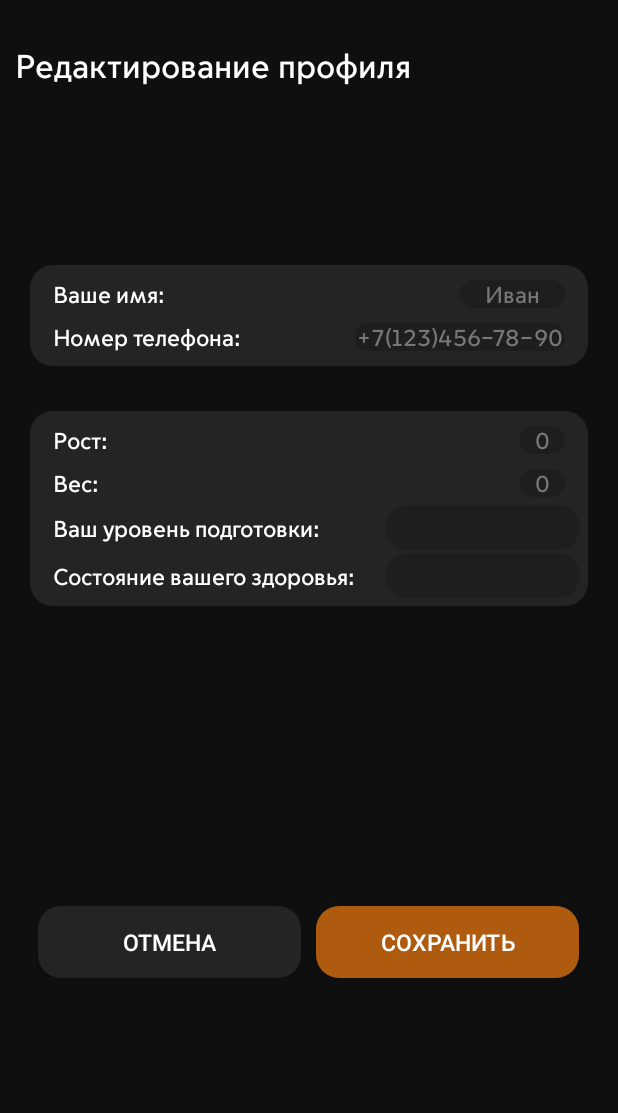
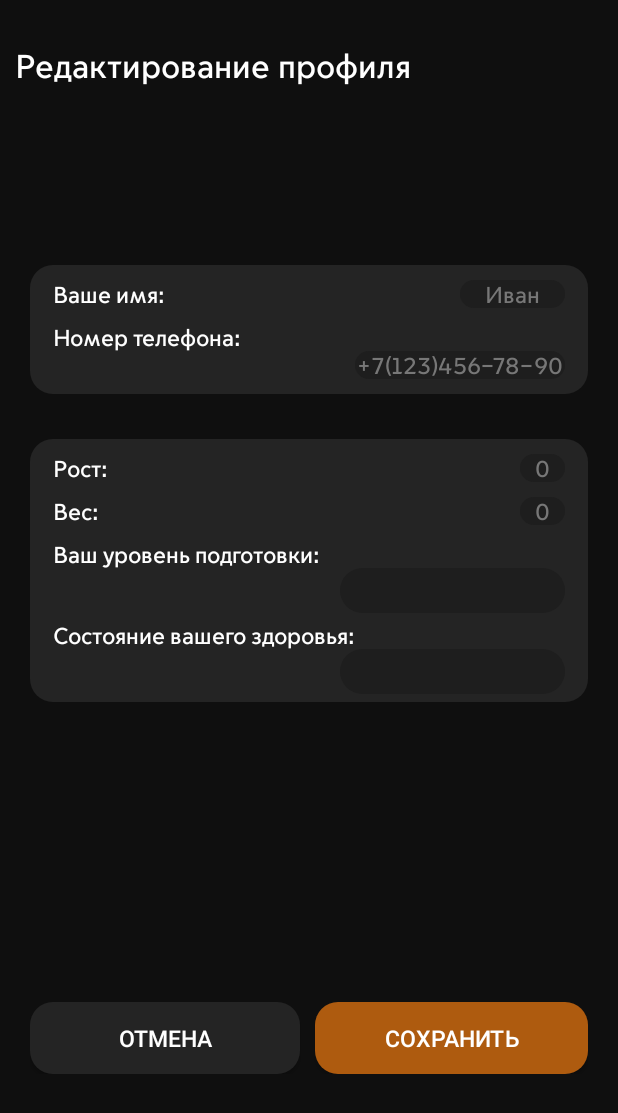
Before and after one commit to LevPrav999/TrackingApp, an Android app: the fragment EditProfileFragment shown on its own in the app's theme, on a phone screen of 412 x 824 dp. Shown: the top 1113 px of the screen. Run offline under Robolectric (Android 15) with nearby library versions, the phone set to English and light mode, and no system bars.

Commit message:
edit layouts

```diff
--- a/app/src/main/res/layout/activity_no_gps.xml
+++ b/app/src/main/res/layout/activity_no_gps.xml
@@ -12,6 +12,7 @@
         android:background="@drawable/no_gps_connection"/>
 
     <TextView
+        android:fontFamily="@font/moscowsansregular"
         android:layout_width="match_parent"
         android:layout_height="match_parent"
         android:gravity="center"
--- a/app/src/main/res/layout/activity_no_internet.xml
+++ b/app/src/main/res/layout/activity_no_internet.xml
@@ -15,6 +15,7 @@
         android:layout_width="match_parent"
         android:layout_height="match_parent"
         android:gravity="center"
+        android:fontFamily="@font/moscowsansregular"
         android:layout_marginBottom="250dp"
         android:text="Отсутствует подключение к интернету!"
         android:textSize="25sp"
--- a/app/src/main/res/layout/activity_no_permissions.xml
+++ b/app/src/main/res/layout/activity_no_permissions.xml
@@ -16,6 +16,7 @@
         android:backgroundTint="#FFFFFF" />
 
     <TextView
+        android:fontFamily="@font/moscowsansregular"
         style="@style/text_for_stats"
         android:layout_width="match_parent"
         android:layout_height="wrap_content"
--- a/app/src/main/res/layout/edit_profile_layout.xml
+++ b/app/src/main/res/layout/edit_profile_layout.xml
@@ -57,13 +57,14 @@
         </androidx.constraintlayout.widget.ConstraintLayout>
 
 
-        <androidx.constraintlayout.widget.ConstraintLayout
+        <androidx.appcompat.widget.LinearLayoutCompat
             android:layout_width="match_parent"
             android:layout_height="wrap_content"
             android:layout_gravity="center"
             android:layout_marginTop="10dp"
             android:layout_marginBottom="10dp"
-            android:gravity="center">
+            android:gravity="center"
+            android:orientation="vertical">
 
             <TextView
                 style="@style/text_for_stats"
@@ -72,6 +73,7 @@
                 android:layout_marginStart="15dp"
                 android:layout_marginTop="0dp"
                 android:text="@string/phone_number"
+                android:layout_gravity="left"
                 app:layout_constraintBottom_toBottomOf="parent"
                 app:layout_constraintLeft_toLeftOf="parent"
                 app:layout_constraintTop_toTopOf="parent" />
@@ -81,12 +83,13 @@
                 android:id="@+id/register_phone_number"
                 style="@style/edit_data"
                 android:layout_width="140dp"
+                android:layout_gravity="right"
                 android:layout_height="wrap_content"
                 android:hint="@string/hint_phone_number"
                 app:layout_constraintRight_toRightOf="parent"
                 app:layout_constraintTop_toTopOf="parent"
                 tools:ignore="MissingConstraints" />
-        </androidx.constraintlayout.widget.ConstraintLayout>
+        </androidx.appcompat.widget.LinearLayoutCompat>
     </androidx.appcompat.widget.LinearLayoutCompat>
 
     <androidx.appcompat.widget.LinearLayoutCompat
@@ -159,12 +162,13 @@
         </androidx.constraintlayout.widget.ConstraintLayout>
 
 
-        <androidx.constraintlayout.widget.ConstraintLayout
+        <androidx.appcompat.widget.LinearLayoutCompat
             android:layout_width="match_parent"
             android:layout_height="wrap_content"
             android:layout_gravity="center"
-            android:layout_marginTop="5dp"
-            android:gravity="center">
+            android:layout_marginTop="10dp"
+            android:gravity="center"
+            android:orientation="vertical">
 
             <TextView
                 style="@style/text_for_stats"
@@ -172,6 +176,7 @@
                 android:layout_height="wrap_content"
                 android:layout_marginStart="15dp"
                 android:layout_marginTop="0dp"
+                android:layout_gravity="left"
                 android:text="@string/level_of_training"
                 app:layout_constraintBottom_toBottomOf="parent"
                 app:layout_constraintLeft_toLeftOf="parent"
@@ -180,21 +185,23 @@
             <Spinner
                 android:id="@+id/registerLevelSpinner"
                 style="@style/edit_data"
-                android:layout_width="130dp"
+                android:layout_width="150dp"
                 android:layout_height="30dp"
-                android:layout_marginEnd="5dp"
+                android:layout_gravity="right"
+                android:layout_marginEnd="15dp"
                 app:layout_constraintRight_toRightOf="parent"
                 app:layout_constraintTop_toTopOf="parent"
                 tools:ignore="MissingConstraints" />
 
-        </androidx.constraintlayout.widget.ConstraintLayout>
+        </androidx.appcompat.widget.LinearLayoutCompat>
 
 
-        <androidx.constraintlayout.widget.ConstraintLayout
+        <androidx.appcompat.widget.LinearLayoutCompat
             android:layout_width="match_parent"
             android:layout_height="wrap_content"
             android:layout_gravity="center"
-            android:layout_marginTop="2dp"
+            android:layout_marginTop="5dp"
+            android:orientation="vertical"
             android:layout_marginBottom="5dp"
             android:gravity="center">
 
@@ -204,6 +211,7 @@
                 android:layout_height="wrap_content"
                 android:layout_marginStart="15dp"
                 android:layout_marginTop="0dp"
+                android:layout_gravity="left"
                 android:text="@string/health_status"
                 app:layout_constraintBottom_toBottomOf="parent"
                 app:layout_constraintLeft_toLeftOf="parent"
@@ -212,14 +220,15 @@
             <Spinner
                 android:id="@+id/registerHealthSpinner"
                 style="@style/edit_data"
-                android:layout_width="130dp"
+                android:layout_width="150dp"
+                android:layout_gravity="right"
                 android:layout_height="30dp"
-                android:layout_marginEnd="5dp"
+                android:layout_marginEnd="15dp"
                 app:layout_constraintRight_toRightOf="parent"
                 app:layout_constraintTop_toTopOf="parent"
                 tools:ignore="MissingConstraints" />
 
-        </androidx.constraintlayout.widget.ConstraintLayout>
+        </androidx.appcompat.widget.LinearLayoutCompat>
 
     </androidx.appcompat.widget.LinearLayoutCompat>
 
@@ -234,22 +243,24 @@
 
         <androidx.appcompat.widget.AppCompatButton
             android:id="@+id/cancel"
-            android:layout_width="175dp"
+            android:layout_weight="1"
             android:layout_height="wrap_content"
             android:background="@drawable/grey_button"
             android:text="@string/cancel"
             android:textColor="@color/white"
-            android:textSize="15sp" />
+            android:textSize="15sp"
+            android:layout_width="wrap_content"/>
 
         <androidx.appcompat.widget.AppCompatButton
             android:id="@+id/sendFormButton"
-            android:layout_width="175dp"
+            android:layout_weight="1"
             android:layout_height="wrap_content"
             android:layout_marginStart="10dp"
             android:background="@drawable/orange_button"
             android:text="@string/save"
             android:textColor="@color/white"
-            android:textSize="15sp" />
+            android:textSize="15sp"
+            android:layout_width="wrap_content"/>
 
     </androidx.appcompat.widget.LinearLayoutCompat>
 </androidx.appcompat.widget.LinearLayoutCompat>
--- a/app/src/main/res/layout/edit_route_layout.xml
+++ b/app/src/main/res/layout/edit_route_layout.xml
@@ -142,18 +142,20 @@
         android:layout_width="match_parent"
         android:layout_height="wrap_content"
         android:layout_gravity="bottom|center"
+        android:layout_marginStart="20dp"
+        android:layout_marginEnd="20dp"
         android:layout_marginBottom="20dp"
         android:gravity="center">
 
         <androidx.appcompat.widget.AppCompatButton
             style="@style/grey_button"
-            android:layout_width="175dp"
             android:layout_height="wrap_content"
+            android:layout_weight="1"
             android:text="@string/cancel" />
 
         <androidx.appcompat.widget.AppCompatButton
             style="@style/orange_button"
-            android:layout_width="175dp"
+            android:layout_weight="1"
             android:layout_height="wrap_content"
             android:layout_marginStart="10dp"
             android:text="@string/save" />
--- a/app/src/main/res/layout/main_app_layout.xml
+++ b/app/src/main/res/layout/main_app_layout.xml
@@ -49,7 +49,7 @@
                 style="@style/text_for_stats"
                 android:layout_width="wrap_content"
                 android:layout_height="wrap_content"
-                android:layout_marginStart="10dp"
+                android:layout_marginStart="15dp"
                 android:text="@string/A_to_B" />
 
 
```
Also changed, not shown: app/src/main/res/layout/fragment_register.xml (+23 -13 lines), app/src/main/res/layout/profile_layout.xml (+0 -9 lines).
